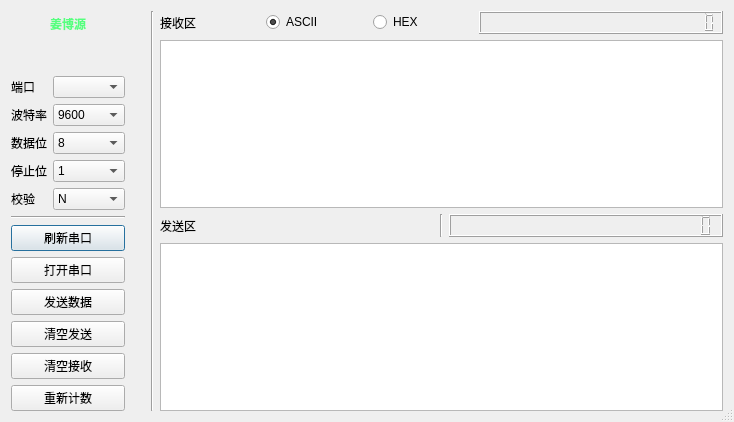
Before: the Qt Designer form serial.ui in happyginger/pythonSerial, drawn with Qt 5.
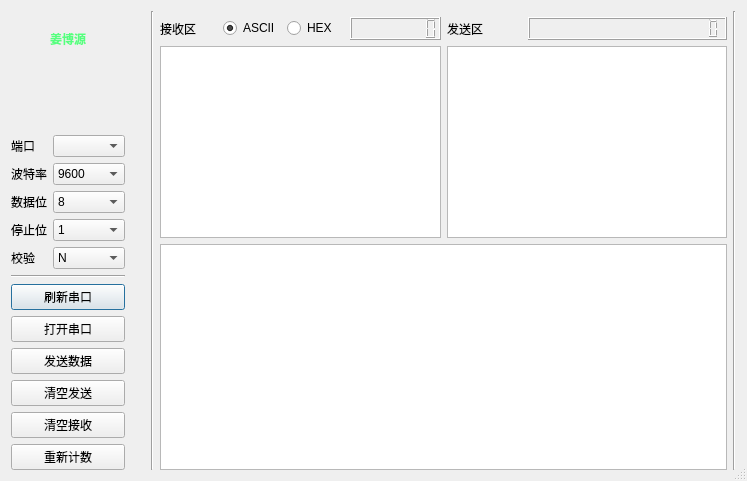
After: the same form once the commit is applied. Icons and pictures are not drawn.

Commit message: add graphics view

Diff of the .ui file:
```diff
--- a/serial.ui
+++ b/serial.ui
@@ -6,8 +6,8 @@
    <rect>
     <x>0</x>
     <y>0</y>
-    <width>734</width>
-    <height>422</height>
+    <width>747</width>
+    <height>481</height>
    </rect>
   </property>
   <property name="windowTitle">
@@ -20,7 +20,7 @@
   <property name="sizeGripEnabled">
    <bool>true</bool>
   </property>
-  <layout class="QHBoxLayout" name="horizontalLayout_4">
+  <layout class="QHBoxLayout" name="horizontalLayout_6">
    <item>
     <layout class="QVBoxLayout" name="verticalLayout_9">
      <item>
@@ -233,10 +233,19 @@
     </widget>
    </item>
    <item>
-    <layout class="QVBoxLayout" name="verticalLayout_6">
-     <item>
       <layout class="QVBoxLayout" name="verticalLayout_5">
        <item>
+      <layout class="QVBoxLayout" name="verticalLayout_4">
+       <item>
+        <widget class="Line" name="line_3">
+         <property name="orientation">
+          <enum>Qt::Vertical</enum>
+         </property>
+        </widget>
+       </item>
+       <item>
+        <layout class="QHBoxLayout" name="horizontalLayout_5">
+         <item>
         <layout class="QHBoxLayout" name="horizontalLayout_3">
          <item>
           <widget class="QLabel" name="receiveeditlabel">
@@ -264,20 +273,16 @@
          </item>
          <item>
           <widget class="QLCDNumber" name="receivecount">
+             <property name="numDigits">
+              <number>8</number>
+             </property>
            <property name="digitCount">
-            <number>25</number>
+              <number>8</number>
            </property>
           </widget>
          </item>
         </layout>
        </item>
-       <item>
-        <widget class="QTextBrowser" name="ReceivetextBrowser"/>
-       </item>
-      </layout>
-     </item>
-     <item>
-      <layout class="QVBoxLayout" name="verticalLayout_4">
        <item>
         <layout class="QHBoxLayout" name="horizontalLayout_2">
          <item>
@@ -287,21 +292,24 @@
            </property>
           </widget>
          </item>
-         <item>
-          <widget class="Line" name="line_3">
-           <property name="orientation">
-            <enum>Qt::Vertical</enum>
-           </property>
-          </widget>
-         </item>
          <item>
           <widget class="QLCDNumber" name="sendcount">
+             <property name="numDigits">
+              <number>20</number>
+             </property>
            <property name="digitCount">
-            <number>25</number>
+              <number>20</number>
            </property>
           </widget>
          </item>
         </layout>
+         </item>
+        </layout>
+       </item>
+       <item>
+        <layout class="QHBoxLayout" name="horizontalLayout_4">
+         <item>
+          <widget class="QTextBrowser" name="ReceivetextBrowser"/>
        </item>
        <item>
         <widget class="QTextEdit" name="SendtextEdit"/>
@@ -310,14 +318,19 @@
      </item>
     </layout>
    </item>
-  </layout>
-  <zorder>line</zorder>
-  <zorder>radioButton</zorder>
-  <zorder>radioButton_2</zorder>
-  <zorder>sendcount</zorder>
-  <zorder>Photo</zorder>
-  <zorder>verticalSpacer</zorder>
-  <zorder>author</zorder>
+     <item>
+      <widget class="QGraphicsView" name="SpeedView"/>
+     </item>
+    </layout>
+   </item>
+   <item>
+    <widget class="Line" name="line_4">
+     <property name="orientation">
+      <enum>Qt::Vertical</enum>
+     </property>
+    </widget>
+   </item>
+  </layout>
  </widget>
  <resources/>
  <connections/>
```
Lines whose indentation alone changed are shown as unchanged. The commit also changes 8 other files.
